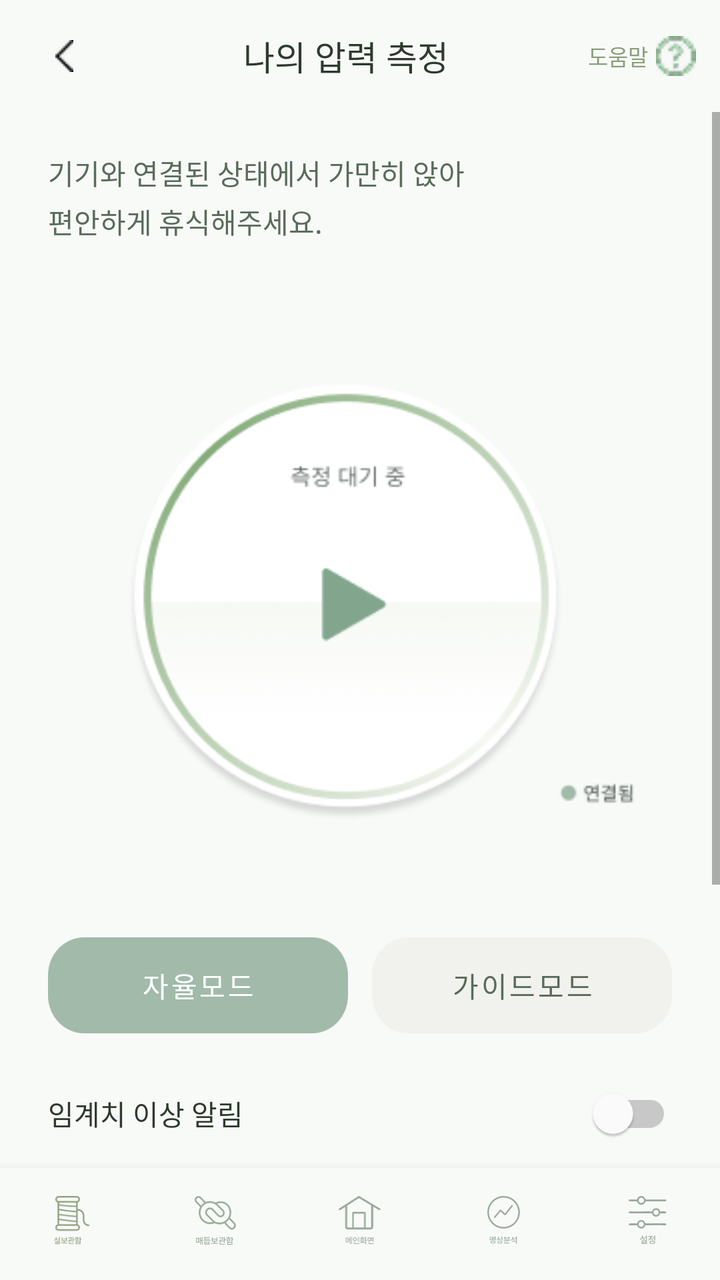
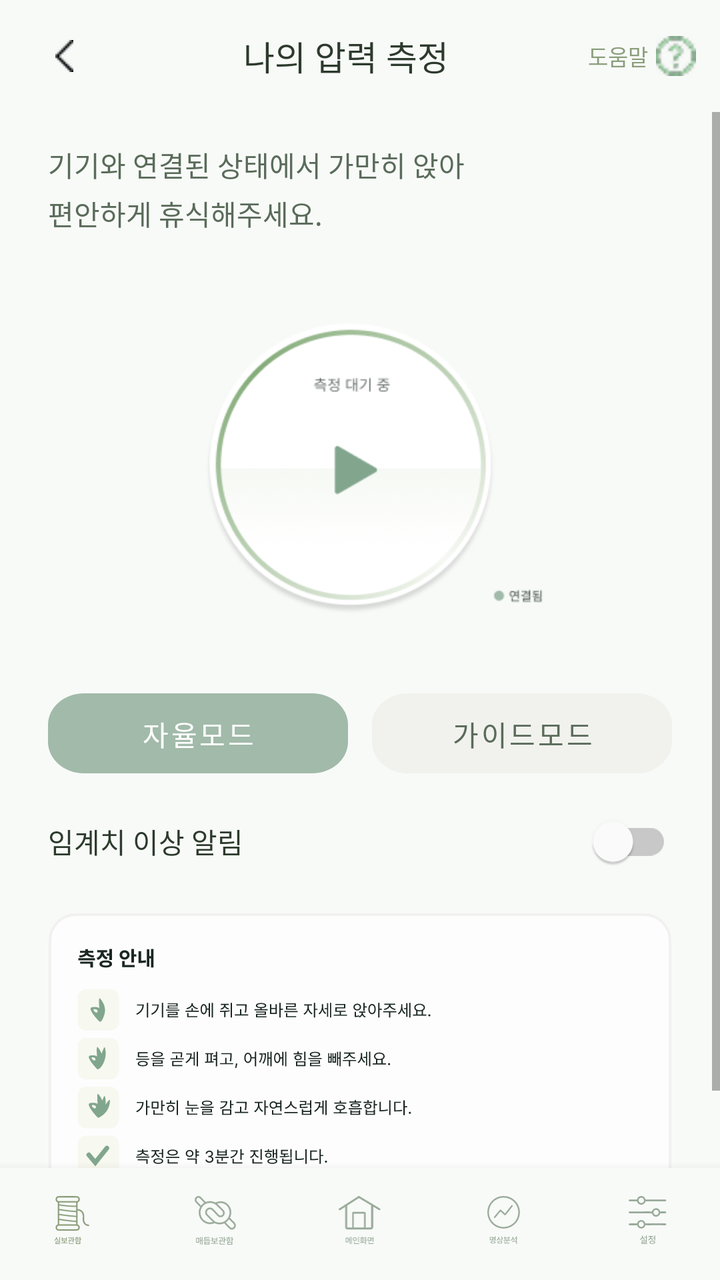

An Android layout rendered at two revisions. The XML below is the earlier revision; the diff shows what the commit changed to produce the second picture.
<!-- AndroidManifest.xml: application theme Theme.NewRitage -->
<!-- res/layout/activity_measurement.xml -->
<?xml version="1.0" encoding="utf-8"?>
<androidx.constraintlayout.widget.ConstraintLayout
    xmlns:tools="http://schemas.android.com/tools"
    xmlns:android="http://schemas.android.com/apk/res/android"
    xmlns:app="http://schemas.android.com/apk/res-auto"
    android:layout_width="match_parent"
    android:layout_height="match_parent"
    android:background="#F8FAF8">

    
    <LinearLayout
        android:id="@+id/toolbar"
        android:layout_width="match_parent"
        android:layout_height="56dp"
        android:background="#F8FAF8"
        android:gravity="center_vertical"
        android:orientation="horizontal"
        android:paddingHorizontal="12dp"
        app:layout_constraintTop_toTopOf="parent">

        <ImageButton
            android:id="@+id/btnBack"
            android:layout_width="40dp"
            android:layout_height="40dp"
            android:background="?attr/selectableItemBackgroundBorderless"
            android:src="@drawable/back"
            android:contentDescription="뒤로"/>

        <TextView
            android:layout_width="0dp"
            android:layout_height="wrap_content"
            android:layout_weight="1"
            android:gravity="center"
            android:text="@string/measurement_title"
            android:textColor="@color/text_primary"
            android:textSize="17sp"/>

        
        <LinearLayout
            android:id="@+id/btnHelp"
            android:layout_width="wrap_content"
            android:layout_height="40dp"
            android:gravity="center"
            android:orientation="horizontal"
            android:background="?attr/selectableItemBackgroundBorderless">
            <TextView
                android:layout_width="wrap_content"
                android:layout_height="wrap_content"
                android:text="도움말"
                android:textColor="@color/primary"
                android:textSize="11sp"
                android:layout_marginEnd="4dp"/>
            <ImageView
                android:layout_width="20dp"
                android:layout_height="20dp"
                android:src="@drawable/ic_help_outline"/>
        </LinearLayout>
    </LinearLayout>

    
    
    
    <ScrollView
        tools:visibility="visible"
        android:id="@+id/screenWaiting"
        android:layout_width="match_parent"
        android:layout_height="0dp"
        android:fillViewport="true"
        app:layout_constraintTop_toBottomOf="@id/toolbar"
        app:layout_constraintBottom_toTopOf="@id/bottomNav">

        <LinearLayout
            android:layout_width="match_parent"
            android:layout_height="wrap_content"
            android:orientation="vertical"
            android:paddingHorizontal="24dp"
            android:paddingTop="20dp"
            android:paddingBottom="16dp">

            
            <TextView
                android:layout_width="match_parent"
                android:layout_height="wrap_content"
                android:text="기기와 연결된 상태에서 가만히 앉아\n편안하게 휴식해주세요."
                android:textColor="@color/text_secondary"
                android:textSize="14sp"
                android:lineSpacingExtra="4dp"/>

            
            <FrameLayout
                android:layout_width="300dp"
                android:layout_height="300dp"
                android:layout_gravity="center_horizontal"
                android:layout_marginTop="28dp">

                <ImageView
                    android:id="@+id/imgMeasureStart"
                    android:layout_width="match_parent"
                    android:layout_height="match_parent"
                    android:src="@drawable/medi_ready_new"
                    android:clickable="true"
                    android:focusable="true"
                    android:scaleType="fitCenter"/>
            </FrameLayout>

            
            <LinearLayout
                android:id="@+id/layoutModeToggle"
                android:layout_width="match_parent"
                android:layout_height="wrap_content"
                android:layout_marginTop="20dp"
                android:orientation="horizontal">

                <Button
                    android:id="@+id/btnAutoMode"
                    android:layout_width="0dp"
                    android:layout_height="48dp"
                    android:layout_weight="1"
                    android:layout_marginEnd="6dp"
                    android:background="@drawable/bg_mode_selected"
                    app:backgroundTint="@null"
                    android:gravity="center"
                    android:text="자율모드"
                    android:textAllCaps="false"
                    android:textColor="@color/white"
                    android:textSize="14sp"/>

                <Button
                    android:id="@+id/btnGuideMode"
                    android:layout_width="0dp"
                    android:layout_height="48dp"
                    android:layout_marginStart="6dp"
                    android:layout_weight="1"
                    android:background="@drawable/bg_mode_unselected"
                    app:backgroundTint="@null"
                    android:gravity="center"
                    android:text="가이드모드"
                    android:textAllCaps="false"
                    android:textColor="@color/text_secondary"
                    android:textSize="14sp" />
            </LinearLayout>

            
            <LinearLayout
                android:id="@+id/layoutThresholdAlert"
                android:layout_width="match_parent"
                android:layout_height="wrap_content"
                android:layout_marginTop="16dp"
                android:gravity="center_vertical"
                android:orientation="horizontal">

                <TextView
                    android:layout_width="0dp"
                    android:layout_height="wrap_content"
                    android:layout_weight="1"
                    android:text="임계치 이상 알림"
                    android:textColor="@color/text_primary"
                    android:textSize="14sp"/>

                <com.google.android.material.switchmaterial.SwitchMaterial
                    android:id="@+id/switchThresholdAlert"
                    android:layout_width="wrap_content"
                    android:layout_height="wrap_content"
                    app:trackTint="@color/switch_track_tint"
                    app:thumbTint="@color/white"/>
            </LinearLayout>

            
            
            <ImageView
                android:id="@+id/imgMeasurementGuide"
                android:layout_width="match_parent"
                android:layout_height="wrap_content"
                android:layout_marginTop="20dp"
                android:layout_marginBottom="12dp"
                android:adjustViewBounds="true"
                android:src="@drawable/img_measurement_guide_new"
                android:scaleType="fitCenter"
                android:contentDescription="측정 안내"/>

        </LinearLayout>
    </ScrollView>

    
    
    
    <ScrollView
        android:id="@+id/screenMeasuring"
        android:layout_width="match_parent"
        android:layout_height="0dp"
        android:fillViewport="true"
        android:visibility="gone"
        app:layout_constraintTop_toBottomOf="@id/toolbar"
        app:layout_constraintBottom_toTopOf="@id/bottomNav">

        <LinearLayout
            android:layout_width="match_parent"
            android:layout_height="wrap_content"
            android:orientation="vertical"
            android:paddingHorizontal="24dp"
            android:paddingTop="20dp"
            android:paddingBottom="20dp">

            
            <TextView
                android:layout_width="wrap_content"
                android:layout_height="wrap_content"
                android:text="현재 압력 상태"
                android:textColor="@color/text_primary"
                android:textSize="20sp"
                android:textStyle="bold"/>

            <TextView
                android:id="@+id/tvFeedbackStatus"
                android:layout_width="wrap_content"
                android:layout_height="wrap_content"
                android:layout_marginTop="4dp"
                android:text="적정 범위 내의 편안한 압력입니다."
                android:textColor="@color/text_secondary"
                android:textSize="13sp"/>

            
            <FrameLayout
                android:layout_width="224dp"
                android:layout_height="224dp"
                android:layout_gravity="center_horizontal"
                android:layout_marginTop="20dp">

                <com.newritage.app.ui.util.WaveViewNew
                    android:id="@+id/waveView"
                    android:layout_width="match_parent"
                    android:layout_height="match_parent"/>

                <LinearLayout
                    android:layout_width="match_parent"
                    android:layout_height="match_parent"
                    android:gravity="center"
                    android:orientation="vertical">

                    <TextView
                        android:layout_width="wrap_content"
                        android:layout_height="wrap_content"
                        android:text="측정 중..."
                        android:textColor="#AAAAAA"
                        android:textSize="13sp"
                        android:layout_marginBottom="4dp"/>

                    <LinearLayout
                        android:layout_width="wrap_content"
                        android:layout_height="wrap_content"
                        android:gravity="bottom"
                        android:orientation="horizontal">
                        <TextView
                            android:id="@+id/tvPressureValue"
                            android:layout_width="wrap_content"
                            android:layout_height="wrap_content"
                            android:text="32"
                            android:textColor="#8B9E7B"
                            android:textSize="56sp"
                            android:fontFamily="sans-serif-light"/>
                        <TextView
                            android:layout_width="wrap_content"
                            android:layout_height="wrap_content"
                            android:layout_marginBottom="12dp"
                            android:text=" kPa"
                            android:textColor="#AAAAAA"
                            android:textSize="15sp"/>
                    </LinearLayout>
                </LinearLayout>
            </FrameLayout>

            
            <androidx.cardview.widget.CardView
                android:layout_width="match_parent"
                android:layout_height="52dp"
                android:layout_marginTop="14dp"
                app:cardCornerRadius="26dp"
                app:cardElevation="0dp"
                app:cardBackgroundColor="#F2F6F0">

                <LinearLayout
                    android:layout_width="match_parent"
                    android:layout_height="match_parent"
                    android:gravity="center_vertical"
                    android:orientation="horizontal"
                    android:paddingHorizontal="16dp">

                    
                    <FrameLayout
                        android:id="@+id/btnPauseResume"
                        android:layout_width="32dp"
                        android:layout_height="32dp"
                        android:layout_marginEnd="12dp"
                        android:background="@drawable/bg_circle_white">
                        <ImageView
                            android:id="@+id/imgPauseResume"
                            android:layout_width="16dp"
                            android:layout_height="16dp"
                            android:layout_gravity="center"
                            android:src="@drawable/ic_pause"
                            app:tint="@color/primary"/>
                    </FrameLayout>

                    <LinearLayout
                        android:layout_width="wrap_content"
                        android:layout_height="wrap_content"
                        android:orientation="vertical">
                        <TextView
                            android:layout_width="wrap_content"
                            android:layout_height="wrap_content"
                            android:text="명상 시간"
                            android:textColor="@color/primary"
                            android:textSize="11sp"/>
                        <TextView
                            android:id="@+id/tvSessionTime"
                            android:layout_width="wrap_content"
                            android:layout_height="wrap_content"
                            android:text="00:00"
                            android:textColor="@color/text_primary"
                            android:textSize="18sp"
                            android:textStyle="bold"/>
                    </LinearLayout>
                </LinearLayout>
            </androidx.cardview.widget.CardView>

            
            <TextView
                android:layout_width="wrap_content"
                android:layout_height="wrap_content"
                android:layout_marginTop="24dp"
                android:layout_marginBottom="8dp"
                android:text="실시간 압력 그래프"
                android:textColor="@color/text_primary"
                android:textSize="16sp"
                android:textStyle="bold"/>

            <com.github.mikephil.charting.charts.LineChart
                android:id="@+id/lineChart"
                android:layout_width="match_parent"
                android:layout_height="180dp"/>

            
            <androidx.cardview.widget.CardView
                android:layout_width="match_parent"
                android:layout_height="56dp"
                android:layout_marginTop="24dp"
                app:cardCornerRadius="28dp"
                app:cardElevation="2dp"
                app:cardBackgroundColor="#F4F4F4">
                <Button
                    android:id="@+id/btnSessionComplete"
                    android:layout_width="match_parent"
                    android:layout_height="match_parent"
                    android:background="@android:color/transparent"
                    android:text="명상 완료"
                    android:textColor="@color/text_primary"
                    android:textSize="16sp"
                    android:textAllCaps="false"/>
            </androidx.cardview.widget.CardView>

        </LinearLayout>
    </ScrollView>

    
    <com.google.android.material.bottomnavigation.BottomNavigationView
        android:id="@+id/bottomNav"
        android:layout_width="match_parent"
        android:layout_height="wrap_content"
        android:background="#F8FAF8"
        android:elevation="0dp"
        app:itemIconTint="@color/nav_selector"
        app:itemTextColor="@color/nav_selector"
        app:itemIconSize="28dp"
        app:labelVisibilityMode="unlabeled"
        app:menu="@menu/bottom_nav_menu"
        app:layout_constraintBottom_toBottomOf="parent"/>

    
    <FrameLayout
        android:id="@+id/layoutHelpOverlay"
        android:layout_width="0dp"
        android:layout_height="0dp"
        android:background="#99000000"
        android:visibility="gone"
        android:clickable="true"
        android:focusable="true"
        app:layout_constraintTop_toTopOf="parent"
        app:layout_constraintBottom_toBottomOf="parent"
        app:layout_constraintStart_toStartOf="parent"
        app:layout_constraintEnd_toEndOf="parent">

        <ImageView
            android:id="@+id/imgHelpContent"
            android:layout_width="wrap_content"
            android:layout_height="wrap_content"
            android:layout_gravity="center"
            android:padding="32dp"
            android:adjustViewBounds="true"
            android:src="@drawable/help_new"
            android:alpha="1.0"
            android:scaleType="fitCenter"/>

    </FrameLayout>

</androidx.constraintlayout.widget.ConstraintLayout>
<!-- resources referenced by this layout -->
<resources>
  <color name="primary">#8B9E7B</color>
  <color name="text_primary">#2D3A2D</color>
  <color name="text_secondary">#5A6B5A</color>
  <color name="white">#FFFFFF</color>
  <!-- drawable back: png bitmap (drawable, 368 bytes) -->
  <!-- drawable bg_circle_white (drawable) -->
  <vector xmlns:android="http://schemas.android.com/apk/res/android"
      android:width="33dp"
      android:height="33dp"
      android:viewportWidth="33"
      android:viewportHeight="33">
    <path
        android:strokeWidth="1"
        android:pathData="M16.429,0.5C25.236,0.5 32.357,7.491 32.357,16.094C32.357,24.696 25.236,31.687 16.429,31.687C7.622,31.687 0.5,24.696 0.5,16.094C0.5,7.491 7.622,0.5 16.429,0.5Z"
        android:fillColor="#ffffff"
        android:strokeColor="#EAEFE5"/>
  </vector>
  <!-- drawable bg_mode_selected (drawable) -->
  <vector xmlns:android="http://schemas.android.com/apk/res/android"
      android:width="108dp"
      android:height="33dp"
      android:viewportWidth="108"
      android:viewportHeight="33">
    <path
        android:pathData="M0,13C0,5.82 5.82,0 13,0H95C102.18,0 108,5.82 108,13V20C108,27.18 102.18,33 95,33H13C5.82,33 0,27.18 0,20V13Z"
        android:fillColor="#A1BAA9"/>
  </vector>
  <!-- drawable bg_mode_unselected (drawable) -->
  <vector xmlns:android="http://schemas.android.com/apk/res/android"
      android:width="108dp"
      android:height="33dp"
      android:viewportWidth="108"
      android:viewportHeight="33">
    <path
        android:pathData="M13,0.15H95C102.1,0.15 107.85,5.9 107.85,13V20C107.85,27.1 102.1,32.85 95,32.85H13C5.9,32.85 0.15,27.1 0.15,20V13C0.15,5.9 5.9,0.15 13,0.15Z"
        android:fillColor="#F0F2ED"
        android:fillAlpha="0.94"/>
    <path
        android:pathData="M13,0.15H95C102.1,0.15 107.85,5.9 107.85,13V20C107.85,27.1 102.1,32.85 95,32.85H13C5.9,32.85 0.15,27.1 0.15,20V13C0.15,5.9 5.9,0.15 13,0.15Z"
        android:strokeWidth="0.3"
        android:fillColor="#00000000"
        android:strokeColor="#F0F2ED"/>
  </vector>
  <!-- drawable help_new: png bitmap (drawable, 202615 bytes) -->
  <!-- drawable ic_help_outline: png bitmap (drawable, 861 bytes) -->
  <!-- drawable ic_pause (drawable) -->
  <vector xmlns:android="http://schemas.android.com/apk/res/android"
      android:width="10dp"
      android:height="15dp"
      android:viewportWidth="10"
      android:viewportHeight="15">
    <path
        android:pathData="M0,0h2.279v14.431h-2.279z"
        android:fillColor="#85AC7B"/>
    <path
        android:pathData="M6.952,0h2.279v14.431h-2.279z"
        android:fillColor="#85AC7B"/>
  </vector>
  <!-- drawable img_measurement_guide_new: vector/xml drawable (drawable, 56440 chars, omitted) -->
  <!-- drawable medi_ready_new: png bitmap (drawable, 26991 bytes) -->
  <string name="measurement_title">나의 압력 측정</string>
  <style name="Theme.NewRitage" parent="Theme.MaterialComponents.Light.NoActionBar">
          <item name="colorPrimary">@color/primary</item>
          <item name="colorPrimaryDark">@color/primary_dark</item>
          <item name="colorAccent">@color/primary</item>
          <item name="android:windowBackground">@color/background</item>
          <item name="android:statusBarColor">@color/primary</item>
          <item name="android:fontFamily">sans-serif</item>
      </style>
  <color name="primary_dark">#6B7E5B</color>
  <color name="background">#FFFFFF</color>
</resources>

<!-- the commit's change to res/layout/activity_measurement.xml (unified diff, before → after) -->
@@ -22,9 +22,10 @@
             android:id="@+id/btnBack"
             android:layout_width="40dp"
             android:layout_height="40dp"
+            android:src="@drawable/back"
             android:background="?attr/selectableItemBackgroundBorderless"
-            android:src="@drawable/back"
-            android:contentDescription="뒤로"/>
+            android:padding="8dp"
+            android:contentDescription="@string/btn_back" />
 
         <TextView
             android:layout_width="0dp"
@@ -74,8 +75,8 @@
             android:layout_height="wrap_content"
             android:orientation="vertical"
             android:paddingHorizontal="24dp"
-            android:paddingTop="20dp"
-            android:paddingBottom="16dp">
+            android:paddingTop="16dp"
+            android:paddingBottom="12dp">
 
             
             <TextView
@@ -88,10 +89,10 @@
 
             
             <FrameLayout
-                android:layout_width="300dp"
-                android:layout_height="300dp"
+                android:layout_width="200dp"
+                android:layout_height="200dp"
                 android:layout_gravity="center_horizontal"
-                android:layout_marginTop="28dp">
+                android:layout_marginTop="16dp">
 
                 <ImageView
                     android:id="@+id/imgMeasureStart"
@@ -108,13 +109,13 @@
                 android:id="@+id/layoutModeToggle"
                 android:layout_width="match_parent"
                 android:layout_height="wrap_content"
-                android:layout_marginTop="20dp"
+                android:layout_marginTop="14dp"
                 android:orientation="horizontal">
 
                 <Button
                     android:id="@+id/btnAutoMode"
                     android:layout_width="0dp"
-                    android:layout_height="48dp"
+                    android:layout_height="40dp"
                     android:layout_weight="1"
                     android:layout_marginEnd="6dp"
                     android:background="@drawable/bg_mode_selected"
@@ -128,7 +129,7 @@
                 <Button
                     android:id="@+id/btnGuideMode"
                     android:layout_width="0dp"
-                    android:layout_height="48dp"
+                    android:layout_height="40dp"
                     android:layout_marginStart="6dp"
                     android:layout_weight="1"
                     android:background="@drawable/bg_mode_unselected"
@@ -145,7 +146,7 @@
                 android:id="@+id/layoutThresholdAlert"
                 android:layout_width="match_parent"
                 android:layout_height="wrap_content"
-                android:layout_marginTop="16dp"
+                android:layout_marginTop="10dp"
                 android:gravity="center_vertical"
                 android:orientation="horizontal">
 
@@ -171,8 +172,8 @@
                 android:id="@+id/imgMeasurementGuide"
                 android:layout_width="match_parent"
                 android:layout_height="wrap_content"
-                android:layout_marginTop="20dp"
-                android:layout_marginBottom="12dp"
+                android:layout_marginTop="12dp"
+                android:layout_marginBottom="8dp"
                 android:adjustViewBounds="true"
                 android:src="@drawable/img_measurement_guide_new"
                 android:scaleType="fitCenter"
@@ -198,8 +199,8 @@
             android:layout_height="wrap_content"
             android:orientation="vertical"
             android:paddingHorizontal="24dp"
-            android:paddingTop="20dp"
-            android:paddingBottom="20dp">
+            android:paddingTop="16dp"
+            android:paddingBottom="12dp">
 
             
             <TextView
@@ -221,10 +222,10 @@
 
             
             <FrameLayout
-                android:layout_width="224dp"
-                android:layout_height="224dp"
+                android:layout_width="200dp"
+                android:layout_height="200dp"
                 android:layout_gravity="center_horizontal"
-                android:layout_marginTop="20dp">
+                android:layout_marginTop="14dp">
 
                 <com.newritage.app.ui.util.WaveViewNew
                     android:id="@+id/waveView"
@@ -272,8 +273,8 @@
             
             <androidx.cardview.widget.CardView
                 android:layout_width="match_parent"
-                android:layout_height="52dp"
-                android:layout_marginTop="14dp"
+                android:layout_height="46dp"
+                android:layout_marginTop="12dp"
                 app:cardCornerRadius="26dp"
                 app:cardElevation="0dp"
                 app:cardBackgroundColor="#F2F6F0">
@@ -327,8 +328,8 @@
             <TextView
                 android:layout_width="wrap_content"
                 android:layout_height="wrap_content"
-                android:layout_marginTop="24dp"
-                android:layout_marginBottom="8dp"
+                android:layout_marginTop="16dp"
+                android:layout_marginBottom="6dp"
                 android:text="실시간 압력 그래프"
                 android:textColor="@color/text_primary"
                 android:textSize="16sp"
@@ -337,13 +338,13 @@
             <com.github.mikephil.charting.charts.LineChart
                 android:id="@+id/lineChart"
                 android:layout_width="match_parent"
-                android:layout_height="180dp"/>
+                android:layout_height="150dp"/>
 
             
             <androidx.cardview.widget.CardView
                 android:layout_width="match_parent"
-                android:layout_height="56dp"
-                android:layout_marginTop="24dp"
+                android:layout_height="52dp"
+                android:layout_marginTop="16dp"
                 app:cardCornerRadius="28dp"
                 app:cardElevation="2dp"
                 app:cardBackgroundColor="#F4F4F4">
<!-- resource entries referenced after the edit -->
@@ -60,6 +60,7 @@
   </vector>
   <!-- drawable img_measurement_guide_new: vector/xml drawable (drawable, 56440 chars, omitted) -->
   <!-- drawable medi_ready_new: png bitmap (drawable, 26991 bytes) -->
+  <string name="btn_back">뒤로</string>
   <string name="measurement_title">나의 압력 측정</string>
   <style name="Theme.NewRitage" parent="Theme.MaterialComponents.Light.NoActionBar">
           <item name="colorPrimary">@color/primary</item>
